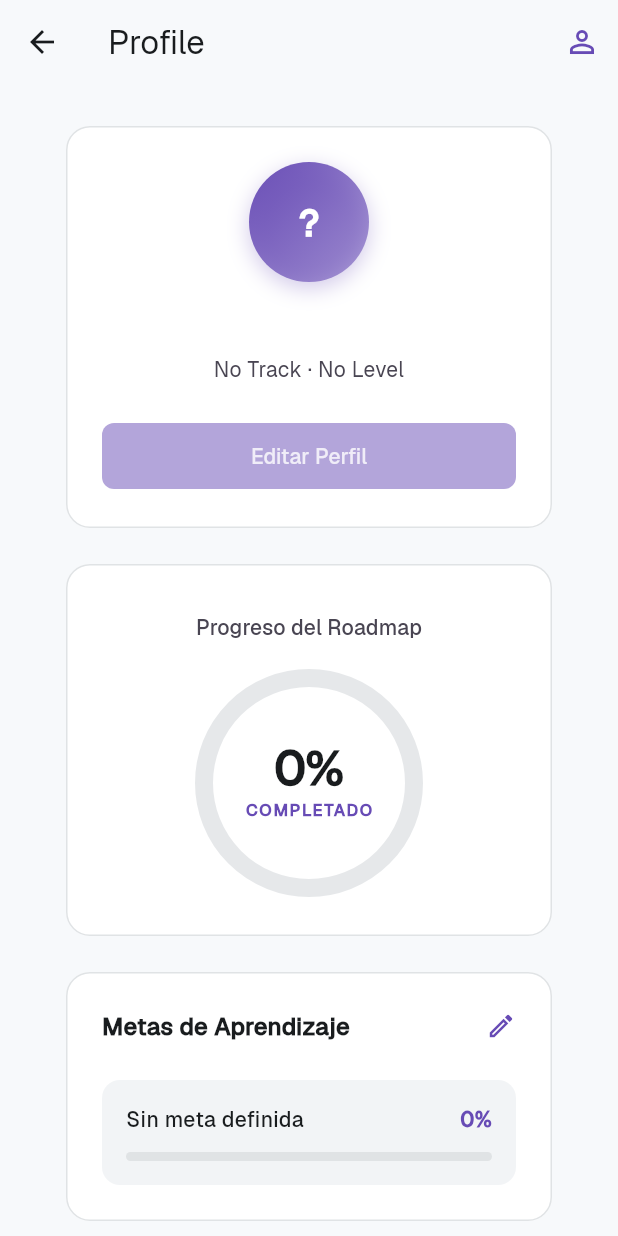
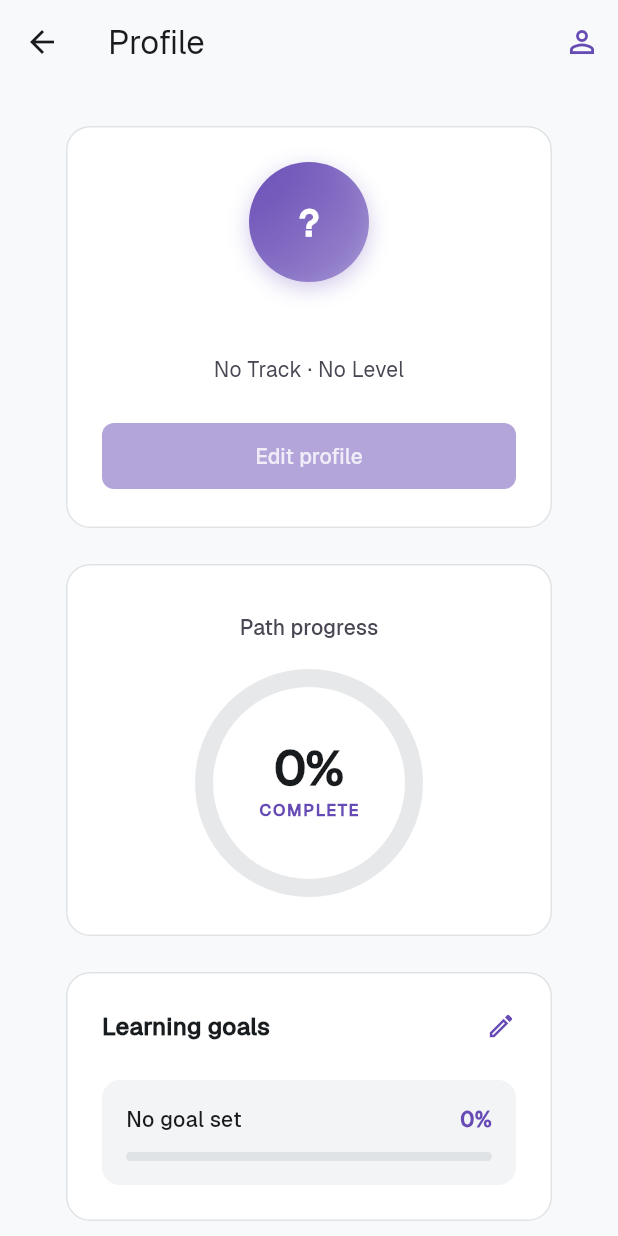
Before and after one commit to NataliaDuran2001/mentorship-platform-tech, a Flutter app: the ProfilePage screen opened by its route, on a phone screen of 412 x 824 dp. Run offline on Flutter 3.47's test engine with Material 3 defaults, Android fonts, the phone set to English and light mode, and no system bars; our stand-ins replace get_it, go_router, signals_flutter, supabase_flutter; accounts and stored records are empty; project files that could hold a hidden picture were left out.

Commit message:
fix(presentation): los textos del perfil que quedaron en espanol
El cierre anterior del #48 dio el AC1 por cumplido con un barrido que exigia
tildes, asi que se le escaparon cinco cadenas sin acentos. Las cinco estan en
la pantalla de perfil:

  'Editar Perfil'        -> 'Edit profile'
  'Sin meta definida'    -> 'No goal set'
  'Metas de Aprendizaje' -> 'Learning goals'
  'Progreso del Roadmap' -> 'Path progress'
  'COMPLETADO'           -> 'COMPLETE'

Esta vez el barrido es sobre todas las cadenas literales de lib/presentation y
lib/core, no sobre un patron de tildes: no queda espanol en la UI.

Reabre y cierra #48.

Co-Authored-By: Claude Opus 5 (1M context) <noreply@anthropic.com>

```diff
--- a/lib/presentation/widgets/organisms/profile_details.dart
+++ b/lib/presentation/widgets/organisms/profile_details.dart
@@ -94,7 +94,7 @@ class ProfileDetails extends StatelessWidget {
                     borderRadius: BorderRadius.circular(8),
                   ),
                 ),
-                child: const Text('Editar Perfil'),
+                child: const Text('Edit profile'),
               ),
             ),
           ],
--- a/lib/presentation/widgets/organisms/profile_goal_card.dart
+++ b/lib/presentation/widgets/organisms/profile_goal_card.dart
@@ -18,7 +18,7 @@ class ProfileGoalCard extends StatelessWidget {
 
   @override
   Widget build(BuildContext context) {
-    final goalStr = goalName(profile.learningGoal) ?? 'Sin meta definida';
+    final goalStr = goalName(profile.learningGoal) ?? 'No goal set';
     final percentage = (progress * 100).toInt();
 
     return Card(
@@ -37,7 +37,7 @@ class ProfileGoalCard extends StatelessWidget {
               mainAxisAlignment: MainAxisAlignment.spaceBetween,
               children: [
                 Text(
-                  'Metas de Aprendizaje',
+                  'Learning goals',
                   style: Theme.of(context).textTheme.titleMedium?.copyWith(
                         color: AppColors.onSurface,
                         fontWeight: FontWeight.bold,
--- a/lib/presentation/widgets/organisms/roadmap_progress_card.dart
+++ b/lib/presentation/widgets/organisms/roadmap_progress_card.dart
@@ -25,7 +25,7 @@ class RoadmapProgressCard extends StatelessWidget {
         child: Column(
           children: [
             Text(
-              'Progreso del Roadmap',
+              'Path progress',
               style: Theme.of(context).textTheme.titleSmall?.copyWith(
                     color: AppColors.onSurfaceVariant,
                     fontWeight: FontWeight.w600,
@@ -63,7 +63,7 @@ class RoadmapProgressCard extends StatelessWidget {
                         ),
                         const SizedBox(height: 4),
                         Text(
-                          'COMPLETADO',
+                          'COMPLETE',
                           style: Theme.of(context)
                               .textTheme
                               .labelSmall
```
